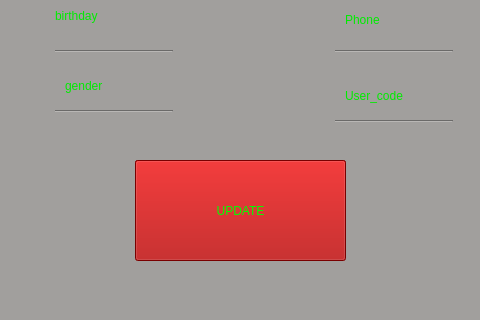
Before: the Qt Designer form demo_fingerprint/userwindow.ui in Cnl36/Project_qt_fingerprint, drawn with Qt 5; both pictures show x 165 to 645 and y 160 to 480 of the 800 by 480 pixel window.
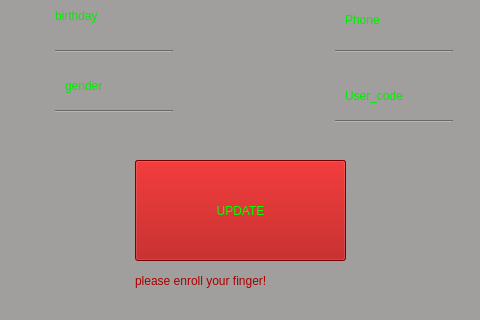
After: the same form once the commit is applied.

```diff
--- a/demo_fingerprint/userwindow.ui
+++ b/demo_fingerprint/userwindow.ui
@@ -583,6 +583,22 @@
     <string/>
    </property>
   </widget>
+  <widget class="QLabel" name="label_20">
+   <property name="geometry">
+    <rect>
+     <x>300</x>
+     <y>430</y>
+     <width>211</width>
+     <height>21</height>
+    </rect>
+   </property>
+   <property name="styleSheet">
+    <string notr="true">color: rgb(170, 0, 0);</string>
+   </property>
+   <property name="text">
+    <string>please enroll your finger!</string>
+   </property>
+  </widget>
  </widget>
  <resources/>
  <connections/>
```
